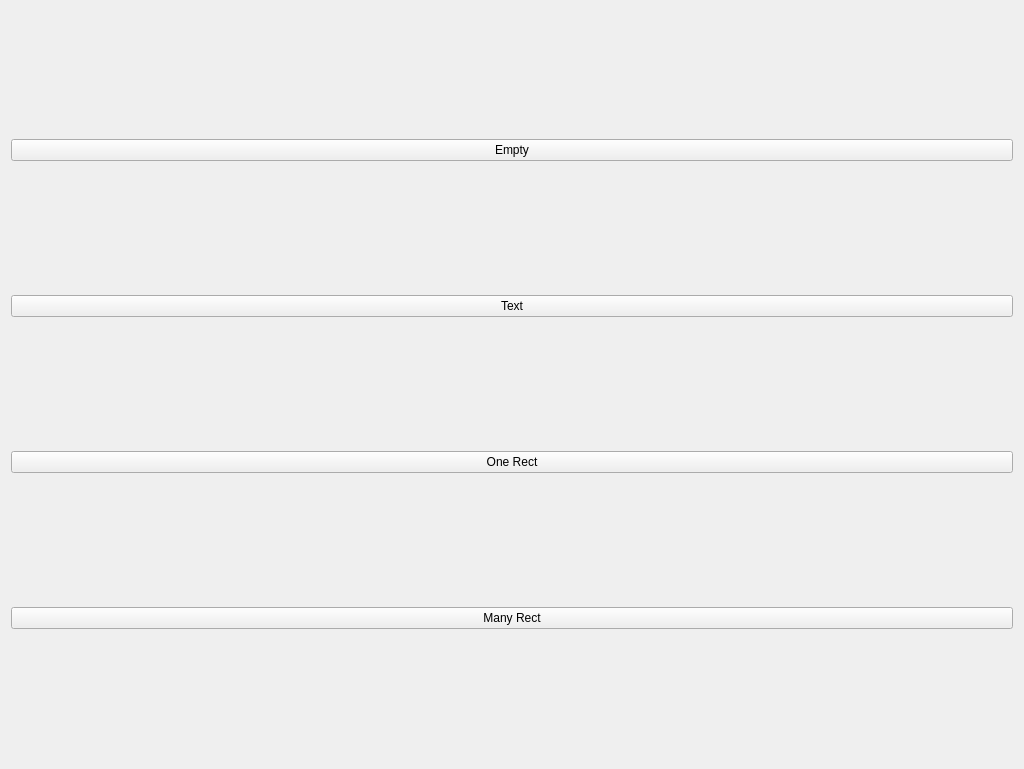
Old version of the form res/ui/FileStructurizer.ui in the repository AkaBlur/FileStructurizer.
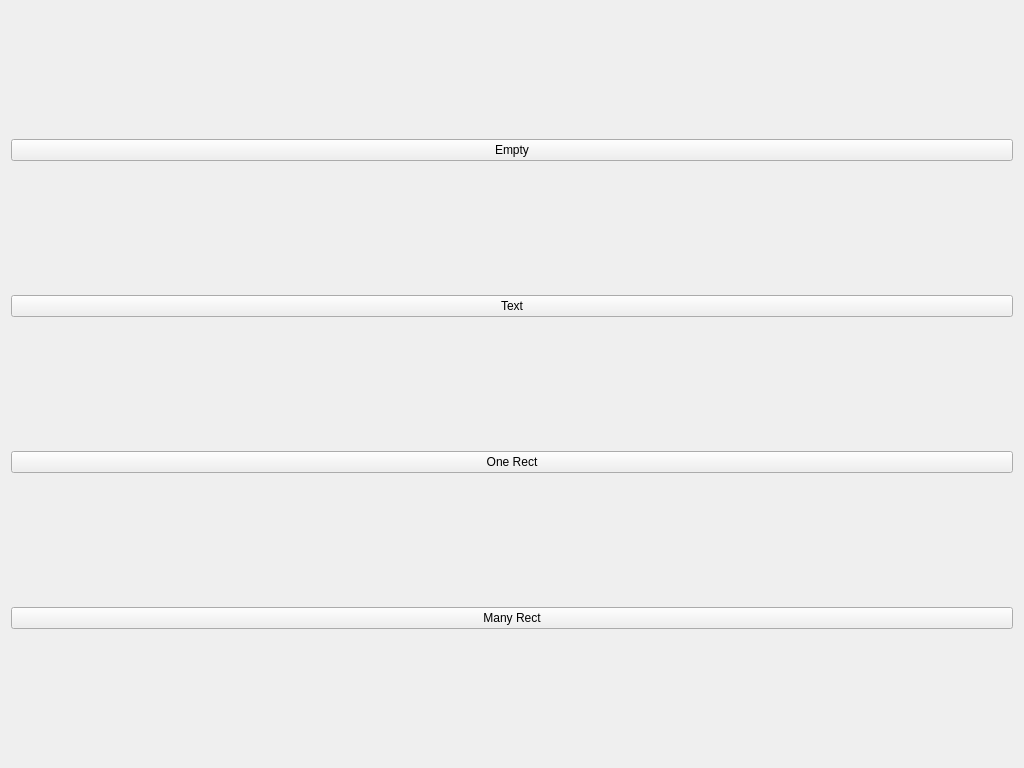
New version of the form.

Diff of the .ui file:
```diff
--- a/res/ui/FileStructurizer.ui
+++ b/res/ui/FileStructurizer.ui
@@ -7,7 +7,7 @@
     <x>0</x>
     <y>0</y>
     <width>1024</width>
-    <height>769</height>
+    <height>768</height>
    </rect>
   </property>
   <property name="minimumSize">
```
